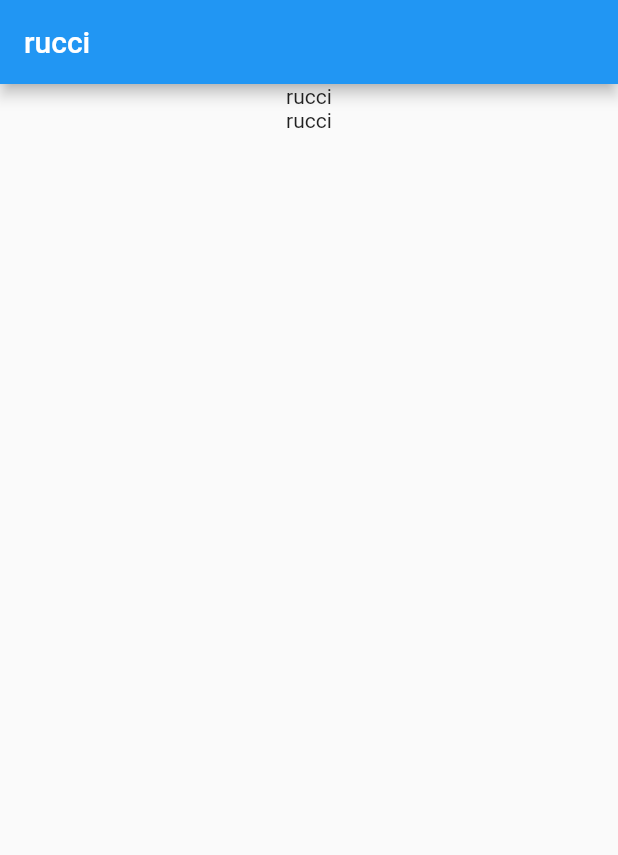
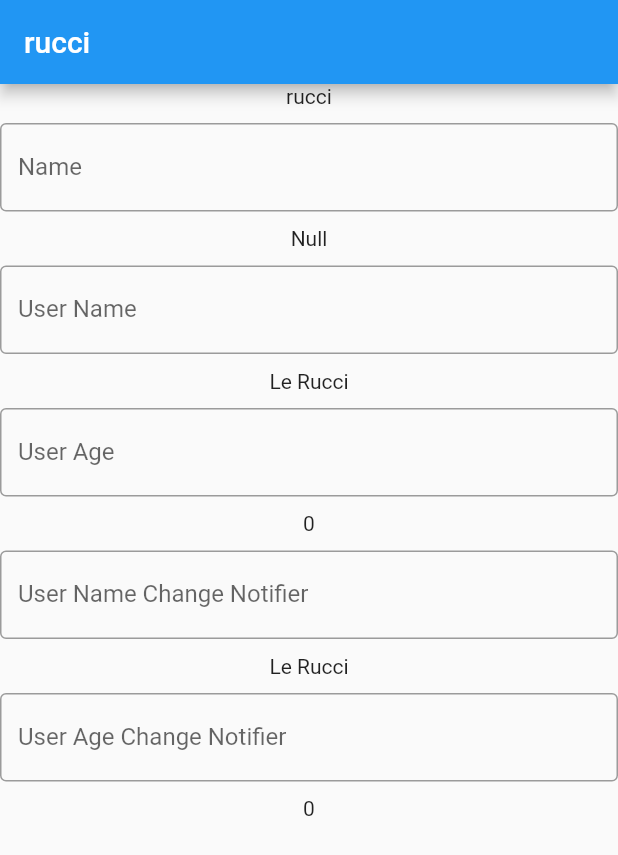
Before and after one commit to DRucci-88/Riverpod-Flutter, a Flutter app: the screen it shows after launch, on a phone screen of 412 x 824 dp. Shown: the top 855 px of the screen. Run offline on Flutter 3.47's test engine with Material 2 defaults, Android fonts, the phone set to English and light mode, and no system bars; our stand-ins replace flutter_riverpod.

Commit message:
Providers, Provider, StateProvider, StateNotifier, and ChangeNOtifier

```diff
--- a/lib/home_screen.dart
+++ b/lib/home_screen.dart
@@ -1,23 +1,117 @@
 import 'package:flutter/material.dart';
 import 'package:flutter_riverpod/flutter_riverpod.dart';
 import 'package:riverpod_learning/main.dart';
+import 'package:riverpod_learning/user.dart';
 
 class HomeScreen extends ConsumerWidget {
   const HomeScreen({super.key});
 
+  Widget sb() => const SizedBox(height: 10);
+
+  void onSubmitName(WidgetRef ref, String value) {
+    ref.read(nameStateProvider.notifier).update((state) => value);
+  }
+
+  void onSubmitUserName(WidgetRef ref, String value) {
+    ref.read(userNotifierProvider.notifier).updateName(value);
+  }
+
+  void onSubmitUserAge(WidgetRef ref, int value) {
+    ref.read(userNotifierProvider.notifier).updateAge(value);
+  }
+
+  void onSubmitUserNameNotifier(WidgetRef ref, String value) {
+    ref.read(userChangeNotifierProvider).updateName(value);
+  }
+
+  void onSubmitUserAgeNotifier(WidgetRef ref, int value) {
+    ref.read(userChangeNotifierProvider).updateAge(value);
+  }
+
   @override
   Widget build(BuildContext context, WidgetRef ref) {
-    final name = ref.watch(nameProvider);
-    final nameRead = ref.read(nameProvider); // one time only
+    ///
+    final String name = ref.watch(nameProvider);
+
+    /// Read-Only
+    /// one time only and better inside initState
+    final String nameRead = ref.read(nameProvider);
+
+    /// Simple Provider
+    final String nameState = ref.watch(nameStateProvider) ?? "Null";
+
+    /// Complex provider
+    final User user = ref.watch(userNotifierProvider);
+
+    /// Complex Provider
+    /// But only selected one property that change and can trigger rebuild UI
+    final String userName = ref.watch(userNotifierProvider.select(
+      (value) => value.name,
+    ));
+
     return Scaffold(
       appBar: AppBar(
-        title: Text(name),
+        title: Text(nameRead),
       ),
       body: Center(
         child: Column(
           children: [
             Text(name),
-            Text(nameRead),
+            sb(),
+            TextField(
+              decoration: const InputDecoration(
+                border: OutlineInputBorder(),
+                label: Text('Name'),
+              ),
+              onSubmitted: (value) => onSubmitName(ref, value),
+            ),
+            sb(),
+            Text(nameState),
+            sb(),
+
+            /// State Notifier
+            TextField(
+              decoration: const InputDecoration(
+                border: OutlineInputBorder(),
+                label: Text('User Name'),
+              ),
+              onSubmitted: (value) => onSubmitUserName(ref, value),
+            ),
+            sb(),
+            Text(user.name.toString()),
+            sb(),
+            TextField(
+              decoration: const InputDecoration(
+                border: OutlineInputBorder(),
+                label: Text('User Age'),
+              ),
+              onSubmitted: (value) => onSubmitUserAge(ref, int.parse(value)),
+            ),
+            sb(),
+            Text(user.age.toString()),
+
+            /// Change Notifier
+            sb(),
+            TextField(
+              decoration: const InputDecoration(
+                border: OutlineInputBorder(),
+                label: Text('User Name Change Notifier'),
+              ),
+              onSubmitted: (value) => onSubmitUserNameNotifier(ref, value),
+            ),
+            sb(),
+            Text(user.name.toString()),
+            sb(),
+            TextField(
+              decoration: const InputDecoration(
+                border: OutlineInputBorder(),
+                label: Text('User Age Change Notifier'),
+              ),
+              onSubmitted: (value) =>
+                  onSubmitUserAgeNotifier(ref, int.parse(value)),
+            ),
+            sb(),
+            Text(user.age.toString()),
           ],
         ),
       ),
--- a/lib/main.dart
+++ b/lib/main.dart
@@ -2,9 +2,41 @@ import 'package:flutter/material.dart';
 import 'package:flutter_riverpod/flutter_riverpod.dart';
 import 'package:riverpod_learning/home_screen.dart';
 import 'package:riverpod_learning/home_screen_1.dart';
+import 'package:riverpod_learning/user.dart';
 
+/// Provider
+/// Providers
+/// StateProvider
+/// StateNotifier and StateNotifierProvider
+/// ChangeNotifier and ChangeNotifierProvider
+///   -> Only transition from Provider to Riverpod
+///   -> Backward compatible for user that use Provider state management
+///   -> Not recomended by Riverpod docs to use this anymore
+///   -> Do not have access to data model and state
+///   -> Use notifyListeners(); inside method to update UI.
+///   -> This provider is MUTABLE (very bad), it can change its property outside the class
+
+/// Read-Only Provider
+/// Maybe good for constant value across entire apps
 final nameProvider = Provider<String>((ref) {
   return "rucci";
+});
+
+/// Simple Provider
+/// Good for update a simple value
+/// Rare to use cause apps usualy have a complex data and need its provider
+final nameStateProvider = StateProvider<String?>((ref) {
+  return null;
+});
+
+/// Best Approuch for complex
+final userNotifierProvider = StateNotifierProvider<UserNotifier, User>((ref) {
+  // return UserNotifier(const User(name: '', age: 0));
+  return UserNotifier();
+});
+
+final userChangeNotifierProvider = ChangeNotifierProvider((ref) {
+  return UserNotifierProvider();
 });
 
 void main() {
--- /dev/null
+++ b/lib/user.dart
@@ -0,0 +1,89 @@
+// ignore_for_file: public_member_api_docs, sort_constructors_first
+import 'dart:convert';
+
+import 'package:flutter/material.dart';
+import 'package:flutter_riverpod/flutter_riverpod.dart';
+
+@immutable
+class User {
+  final String name;
+  final int age;
+
+  const User({
+    required this.name,
+    required this.age,
+  });
+
+  User copyWith({
+    String? name,
+    int? age,
+  }) {
+    return User(
+      name: name ?? this.name,
+      age: age ?? this.age,
+    );
+  }
+
+  Map<String, dynamic> toMap() {
+    return <String, dynamic>{
+      'name': name,
+      'age': age,
+    };
+  }
+
+  factory User.fromMap(Map<String, dynamic> map) {
+    return User(
+      name: map['name'] as String,
+      age: map['age'] as int,
+    );
+  }
+
+  String toJson() => json.encode(toMap());
+
+  factory User.fromJson(String source) =>
+      User.fromMap(json.decode(source) as Map<String, dynamic>);
+
+  @override
+  String toString() => 'User(name: $name, age: $age)';
+
+  @override
+  bool operator ==(covariant User other) {
+    if (identical(this, other)) return true;
+
+    return other.name == name && other.age == age;
+  }
+
+  @override
+  int get hashCode => name.hashCode ^ age.hashCode;
+}
+
+class UserNotifier extends StateNotifier<User> {
+  // UserNotifier(super.state);
+  // UserNotifier() : super(const User(name: '', age: 0));
+
+  UserNotifier() : super(const User(name: '', age: 0)) {
+    updateName("Le Rucci");
+  }
+
+  void updateName(String newName) {
+    state = state.copyWith(name: newName);
+  }
+
+  void updateAge(int newAge) {
+    state = state.copyWith(age: newAge);
+  }
+}
+
+class UserNotifierProvider extends ChangeNotifier {
+  User user = const User(name: "Dewa", age: 100);
+
+  void updateName(String newName) {
+    user = user.copyWith(name: newName);
+    notifyListeners();
+  }
+
+  void updateAge(int newAge) {
+    user = user.copyWith(age: newAge);
+    notifyListeners();
+  }
+}
```
